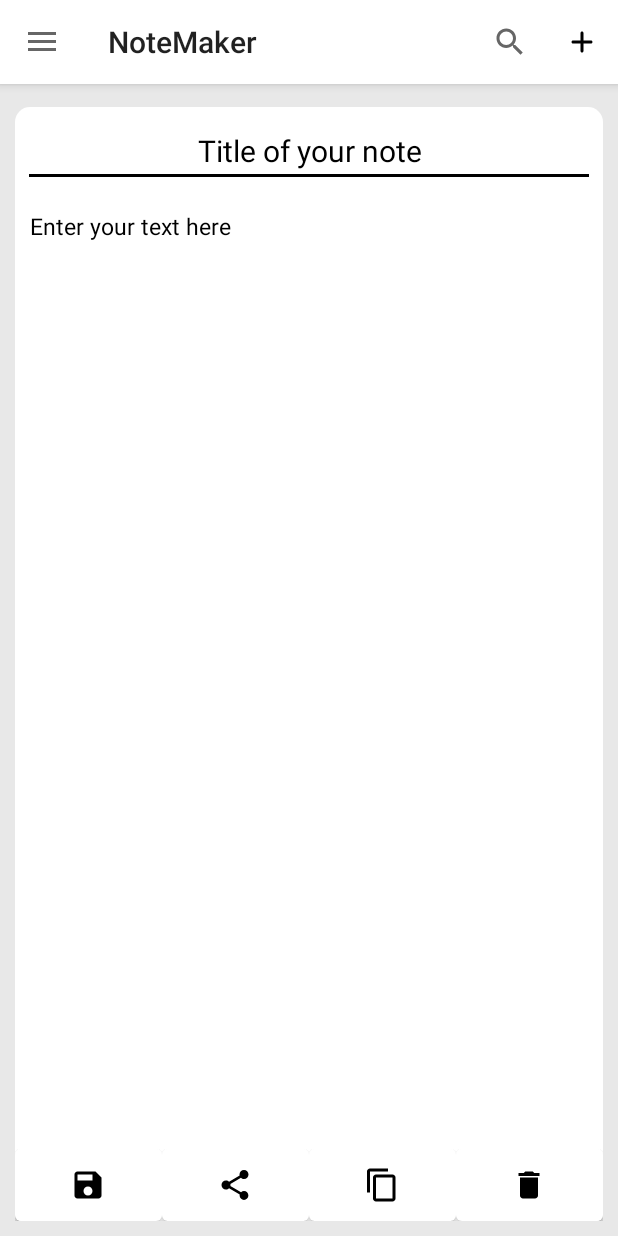
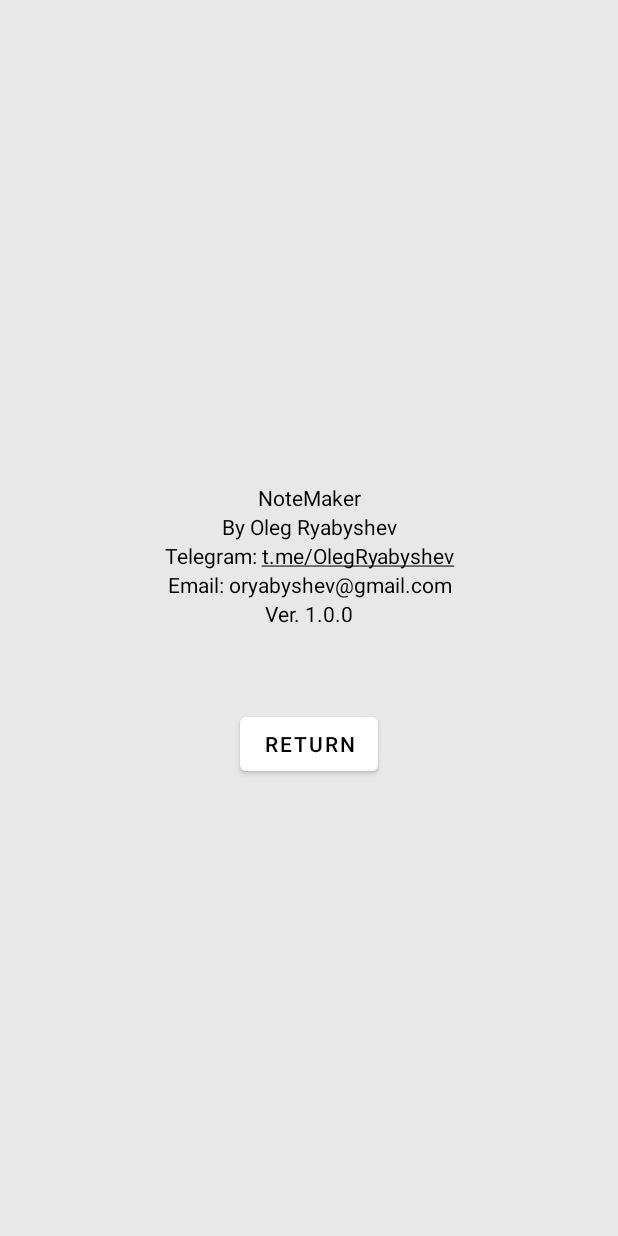
Before and after one commit to OlegRyabyshev/NoteMaker, an Android app: the fragment NoteEditor placed in its activity, in the side drawer, after a tap on "About", on a phone screen of 412 x 824 dp. Run offline under Robolectric (Android 15) with nearby library versions, the phone set to English and light mode, and no system bars.

Commit message:
New features

```diff
--- a/app/src/main/AndroidManifest.xml
+++ b/app/src/main/AndroidManifest.xml
@@ -16,6 +16,8 @@
                 <category android:name="android.intent.category.LAUNCHER" />
             </intent-filter>
         </activity>
+        <activity android:name=".AboutActivity"
+            android:label="@string/action_about"/>
     </application>
 
 </manifest>
--- /dev/null
+++ b/app/src/main/java/xyz/fcr/notemaker/AboutActivity.java
@@ -0,0 +1,39 @@
+package xyz.fcr.notemaker;
+
+import androidx.appcompat.app.AppCompatActivity;
+
+import android.annotation.SuppressLint;
+import android.content.Intent;
+import android.os.Bundle;
+import android.text.util.Linkify;
+import android.widget.Button;
+import android.widget.TextView;
+
+public class AboutActivity extends AppCompatActivity {
+
+    @SuppressLint("SetTextI18n")
+    @Override
+    protected void onCreate(Bundle savedInstanceState) {
+        super.onCreate(savedInstanceState);
+        setContentView(R.layout.activity_about);
+
+        TextView telegramView = findViewById(R.id.about_text_3);
+        telegramView.setText(getText(R.string.about_text_telegram) + " t.me/OlegRyabyshev");
+        Linkify.addLinks(telegramView, Linkify.WEB_URLS);
+
+        Button buttonReturn = findViewById(R.id.button_return);
+
+        buttonReturn.setOnClickListener((view) -> {
+            Intent intent = new Intent(AboutActivity.this, MainActivity.class);
+            intent.setFlags(Intent.FLAG_ACTIVITY_REORDER_TO_FRONT | Intent.FLAG_ACTIVITY_PREVIOUS_IS_TOP);
+            startActivity(intent);
+            finish();
+        });
+    }
+
+    @Override
+    public void onBackPressed() {
+        this.startActivity(new Intent(AboutActivity.this, MainActivity.class));
+        finish();
+    }
+}
--- a/app/src/main/java/xyz/fcr/notemaker/MainActivity.java
+++ b/app/src/main/java/xyz/fcr/notemaker/MainActivity.java
@@ -1,6 +1,7 @@
 package xyz.fcr.notemaker;
 
 import android.annotation.SuppressLint;
+import android.content.Intent;
 import android.content.res.Configuration;
 import android.os.Bundle;
 import android.view.MenuItem;
@@ -33,6 +34,7 @@ public class MainActivity extends AppCompatActivity implements NavigationView.On
     @Override
     protected void onCreate(Bundle savedInstanceState) {
         super.onCreate(savedInstanceState);
+
         setContentView(R.layout.activity_main);
 
         toolbar = findViewById(R.id.toolbar);
@@ -48,7 +50,7 @@ public class MainActivity extends AppCompatActivity implements NavigationView.On
         toggle.syncState();
 
         Bundle data = getIntent().getExtras();
-        if (data != null) {
+        if (data != null && data.containsKey("note_id")) {
             note = (Note) data.getSerializable("note_id");
             onlyEditor = true;
         }
@@ -57,7 +59,7 @@ public class MainActivity extends AppCompatActivity implements NavigationView.On
             startFragmentEditorInPortrait();
         } else {
             startFragmentList();
-            if (getResources().getConfiguration().orientation == 2) startFragmentEditor();
+            if (getResources().getConfiguration().orientation == 2 && note != null) startFragmentEditor();
         }
 
     }
@@ -131,8 +133,9 @@ public class MainActivity extends AppCompatActivity implements NavigationView.On
                 Toast.makeText(this, "Theme", Toast.LENGTH_SHORT).show();
                 break;
             case R.id.action_about:
-                Toast.makeText(this, "About", Toast.LENGTH_SHORT).show();
-                break;
+                Intent intent = new Intent(this, AboutActivity.class);
+                startActivity(intent);
+                return true;
         }
 
         drawer.closeDrawer(GravityCompat.START);
@@ -157,6 +160,8 @@ public class MainActivity extends AppCompatActivity implements NavigationView.On
 
     private void createANewNote() {
         saveCurrentNote();
+
+        note = new Note (getResources().getString(R.string.title), getResources().getString(R.string.content));
 
         if (orientationIsPortrait()) {
             startFragmentEditorInPortrait();
--- a/app/src/main/java/xyz/fcr/notemaker/fragment_classes/NoteEditor.java
+++ b/app/src/main/java/xyz/fcr/notemaker/fragment_classes/NoteEditor.java
@@ -1,6 +1,9 @@
 package xyz.fcr.notemaker.fragment_classes;
 
-import android.content.Intent;
+import android.content.ClipData;
+import android.content.ClipboardManager;
+import android.content.Context;
+import android.os.Build;
 import android.os.Bundle;
 import android.util.Log;
 import android.view.LayoutInflater;
@@ -9,6 +12,8 @@ import android.view.ViewGroup;
 import android.widget.TextView;
 import android.widget.Toast;
 
+import androidx.annotation.NonNull;
+import androidx.annotation.RequiresApi;
 import androidx.fragment.app.Fragment;
 
 import com.google.android.material.button.MaterialButton;
@@ -18,7 +23,14 @@ import java.util.Objects;
 import xyz.fcr.notemaker.object_classes.Note;
 import xyz.fcr.notemaker.R;
 
+import static xyz.fcr.notemaker.fragment_classes.NoteList.mAdapter;
+import static xyz.fcr.notemaker.fragment_classes.NoteList.mNoteArrayList;
+
 public class NoteEditor extends Fragment {
+
+    private Note note;
+    private TextView title;
+    private TextView content;
 
     public NoteEditor() {
 
@@ -27,7 +39,11 @@ public class NoteEditor extends Fragment {
     @Override
     public View onCreateView(LayoutInflater inflater, ViewGroup container,
                              Bundle savedInstanceState) {
+
         View view = inflater.inflate(R.layout.note_editor_fragment, container, false);
+
+        title = view.findViewById(R.id.note_editor_title);
+        content = view.findViewById(R.id.note_editor_content);
 
         MaterialButton button_share = view.findViewById(R.id.button_share);
         MaterialButton button_copy = view.findViewById(R.id.button_copy);
@@ -37,44 +53,98 @@ public class NoteEditor extends Fragment {
         button_share.setOnClickListener((v) ->
                 Toast.makeText(getContext(), "In development", Toast.LENGTH_SHORT).show());
 
-        button_copy.setOnClickListener((v) ->
+        button_copy.setOnClickListener((v) -> {
+            ClipboardManager clipboard = (ClipboardManager) requireActivity().getSystemService(Context.CLIPBOARD_SERVICE);
+            ClipData clip = ClipData.newPlainText("CopiedText", getTextFromNote());
+            clipboard.setPrimaryClip(clip);
+
+            Toast.makeText(getContext(), "Copied", Toast.LENGTH_SHORT).show();
+        });
 
 
-                Toast.makeText(getContext(), "Copied", Toast.LENGTH_SHORT).show());
+        button_save.setOnClickListener((v) -> {
+            saveData(note);
+            Toast.makeText(getContext(), "Saved", Toast.LENGTH_SHORT).show();
+        });
 
-        button_save.setOnClickListener((v) ->
-                Toast.makeText(getContext(), "In development", Toast.LENGTH_SHORT).show());
 
-        button_delete.setOnClickListener((v) ->
-                Toast.makeText(getContext(), "In development", Toast.LENGTH_SHORT).show());
+        button_delete.setOnClickListener((v) -> {
+            if (mNoteArrayList != null) {
+                for (int i = 0; i < mNoteArrayList.size(); i++) {
+                    if (note.getNoteID().equals(mNoteArrayList.get(i).getNoteID())) {
+                        mNoteArrayList.remove(i);
+                        break;
+                    }
+                }
+            }
+            Objects.requireNonNull(getActivity()).onBackPressed();
+        });
+
 
         Bundle bundle = getArguments();
-        Note note;
 
+        if (bundle != null) {
             if (bundle.containsKey("note_id")) {
                 note = (Note) bundle.getSerializable("note_id");
-            Log.d("NOTE_LOG", note.getNoteID());
-            displayNote(view, note.getNoteTitle(), note.getNoteContent());
-            saveData(note);
+                displayNote(note.getNoteTitle(), note.getNoteContent());
             } else {
-            displayNote(view, getResources().getString(R.string.title), getResources().getString(R.string.content));
+                displayNote(getResources().getString(R.string.title), getResources().getString(R.string.content));
             }
-
+        }
         return view;
     }
 
-    private void displayNote(View view, String noteTitle, String noteContent) {
-        TextView title = view.findViewById(R.id.note_editor_title);
-        TextView content = view.findViewById(R.id.note_editor_content);
+    @Override
+    public void onSaveInstanceState(@NonNull Bundle outState) {
+        super.onSaveInstanceState(outState);
+        outState.putSerializable("note_id", note);
+    }
 
+    private String getTextFromNote() {
+        String titleM = title.getText().toString();
+        String contentM = content.getText().toString();
+
+        String dot = ".";
+        if (!titleM.endsWith(dot)) titleM += dot;
+        if (!contentM.endsWith(dot)) contentM += dot;
+
+        return titleM + " " + contentM;
+    }
+
+    private void displayNote(String noteTitle, String noteContent) {
+        if (title.getText().toString().equals(getResources().getString(R.string.title))) {
+            title.setHint(noteTitle);
+        } else {
             title.setText(noteTitle);
+        }
+
+        if (content.getText().toString().equals(getResources().getString(R.string.content))) {
+            content.setHint(noteContent);
+        } else {
             content.setText(noteContent);
         }
+    }
 
-    private void saveData(Note note){
-        Bundle data = new Bundle();
-        data.putSerializable("note_id", note);
-        Intent intent = Objects.requireNonNull(getActivity()).getIntent();
-        intent.putExtras(data);
+    private void saveData(Note note) {
+        boolean noteAlreadyInsideArray = false;
+
+        for (int i = 0; i < mNoteArrayList.size(); i++) {
+            if (note.getNoteID().equals(mNoteArrayList.get(i).getNoteID())) {
+                noteAlreadyInsideArray = true;
+                mNoteArrayList.get(i).update(title.getText().toString(), content.getText().toString());
             }
         }
+
+        if (!noteAlreadyInsideArray) {
+            note.update(title.getText().toString(), content.getText().toString());
+            mNoteArrayList.add(note);
+        }
+
+        mAdapter.notifyDataSetChanged();
+
+//        Bundle data = new Bundle();
+//        data.putSerializable("note_id", note);
+//        Intent intent = Objects.requireNonNull(getActivity()).getIntent();
+//        intent.putExtras(data);
+    }
+}
--- a/app/src/main/java/xyz/fcr/notemaker/fragment_classes/NoteList.java
+++ b/app/src/main/java/xyz/fcr/notemaker/fragment_classes/NoteList.java
@@ -23,10 +23,10 @@ import xyz.fcr.notemaker.object_classes.NoteAdapter;
 
 public class NoteList extends Fragment {
 
-    private ArrayList<Note> mNoteArrayList;
+    public static ArrayList<Note> mNoteArrayList;
 
     private RecyclerView mRecyclerView;
-    private NoteAdapter mAdapter;
+    public static NoteAdapter mAdapter;
     private RecyclerView.LayoutManager mLayoutManager;
 
     public NoteList() {
@@ -34,19 +34,16 @@ public class NoteList extends Fragment {
     }
 
     @Override
-    public View onCreateView(LayoutInflater inflater, ViewGroup container, Bundle savedInstanceState) {
-        createNoteList();
+    public View onCreateView(@NonNull LayoutInflater inflater, ViewGroup container, Bundle savedInstanceState) {
+        if (mNoteArrayList == null) {
+            mNoteArrayList = new ArrayList<>();
+            mNoteArrayList.add(new Note("Welcome", "Your can edit this note"));
+        }
+
         View myView = inflater.inflate(R.layout.note_list_fragment, container, false);
         buildRecycleView(myView);
 
         return myView;
-    }
-
-    private void createNoteList() {
-        mNoteArrayList = new ArrayList<>();
-        mNoteArrayList.add(new Note(getResources().getString(R.string.note_title_1), getResources().getString(R.string.note_inside_1)));
-        mNoteArrayList.add(new Note(getResources().getString(R.string.note_title_2), getResources().getString(R.string.note_inside_2)));
-        mNoteArrayList.add(new Note(getResources().getString(R.string.note_title_3), getResources().getString(R.string.note_inside_3)));
     }
 
     private void buildRecycleView(View myView) {
--- a/app/src/main/java/xyz/fcr/notemaker/object_classes/NoteAdapter.java
+++ b/app/src/main/java/xyz/fcr/notemaker/object_classes/NoteAdapter.java
@@ -74,4 +74,10 @@ public class NoteAdapter extends RecyclerView.Adapter<NoteAdapter.NoteViewHolder
     public int getItemCount() {
         return mNoteList.size();
     }
+
+    public void updateData(ArrayList<Note> notes) {
+        notes.clear();
+        notes.addAll(notes);
+        notifyDataSetChanged();
+    }
 }
--- /dev/null
+++ b/app/src/main/res/layout/activity_about.xml
@@ -0,0 +1,79 @@
+<androidx.constraintlayout.widget.ConstraintLayout xmlns:android="http://schemas.android.com/apk/res/android"
+    xmlns:app="http://schemas.android.com/apk/res-auto"
+    xmlns:tools="http://schemas.android.com/tools"
+    android:layout_width="match_parent"
+    android:layout_height="match_parent"
+    android:background="@color/gray"
+    android:orientation="vertical">
+
+    <TextView
+        android:id="@+id/about_text_1"
+        android:layout_width="match_parent"
+        android:layout_height="wrap_content"
+        android:gravity="center_horizontal"
+        android:text="@string/about_text_name"
+        android:textColor="@color/secondary"
+        app:layout_constraintBottom_toBottomOf="parent"
+        app:layout_constraintTop_toTopOf="parent"
+        app:layout_constraintVertical_bias="0.4" />
+
+    <TextView
+        android:id="@+id/about_text_2"
+        android:layout_width="match_parent"
+        android:layout_height="wrap_content"
+        android:gravity="center_horizontal"
+        android:text="@string/about_text_dev_name"
+        android:textColor="@color/secondary"
+        app:layout_constraintBottom_toBottomOf="parent"
+        app:layout_constraintTop_toBottomOf="@+id/about_text_1"
+        app:layout_constraintVertical_bias="0.0" />
+
+    <TextView
+        android:id="@+id/about_text_3"
+        android:layout_width="match_parent"
+        android:layout_height="wrap_content"
+        android:autoLink="web"
+        android:gravity="center_horizontal"
+        android:text="@string/about_text_telegram"
+        android:textColor="@color/secondary"
+        app:layout_constraintBottom_toBottomOf="parent"
+        app:layout_constraintTop_toBottomOf="@id/about_text_2"
+        app:layout_constraintVertical_bias="0.0" />
+
+    <TextView
+        android:id="@+id/about_text_4"
+        android:layout_width="match_parent"
+        android:layout_height="wrap_content"
+        android:gravity="center_horizontal"
+        android:text="@string/about_text_email"
+        android:textColor="@color/secondary"
+        app:layout_constraintBottom_toBottomOf="parent"
+        app:layout_constraintTop_toBottomOf="@+id/about_text_3"
+        app:layout_constraintVertical_bias="0.0" />
+
+    <TextView
+        android:id="@+id/about_text_5"
+        android:layout_width="match_parent"
+        android:layout_height="wrap_content"
+        android:gravity="center_horizontal"
+        android:text="@string/about_text_version"
+        android:textColor="@color/secondary"
+        app:layout_constraintBottom_toBottomOf="parent"
+        app:layout_constraintTop_toBottomOf="@+id/about_text_4"
+        app:layout_constraintVertical_bias="0.0" />
+
+    <com.google.android.material.button.MaterialButton
+        android:id="@+id/button_return"
+        android:layout_width="wrap_content"
+        android:layout_height="wrap_content"
+        android:gravity="center"
+        android:text="@string/return_button"
+        android:textColor="@color/secondary"
+        app:layout_constraintBottom_toBottomOf="parent"
+        app:layout_constraintEnd_toEndOf="parent"
+        app:layout_constraintStart_toStartOf="parent"
+        app:layout_constraintTop_toBottomOf="@+id/about_text_5"
+        app:layout_constraintVertical_bias="0.15" />
+
+
+</androidx.constraintlayout.widget.ConstraintLayout>
--- a/app/src/main/res/layout/note_editor_fragment.xml
+++ b/app/src/main/res/layout/note_editor_fragment.xml
@@ -11,13 +11,14 @@
     android:layout_marginBottom="10dp"
     android:background="@drawable/rounded_view"
     android:orientation="vertical"
+    android:elevation="4dp"
     tools:context=".fragment_classes.NoteEditor">
 
     <EditText
         android:id="@+id/note_editor_title"
         android:layout_width="match_parent"
         android:layout_height="wrap_content"
-        android:layout_margin="5dp"
+        android:layout_margin="10dp"
         android:autofillHints=""
         android:gravity="center_horizontal"
         android:hint="@string/title"
@@ -43,6 +44,7 @@
     <LinearLayout
         android:layout_width="match_parent"
         android:layout_height="wrap_content"
+        android:layout_marginBottom="10dp"
         android:orientation="horizontal">
 
         <com.google.android.material.button.MaterialButton
--- a/app/src/main/res/layout/note_list_fragment.xml
+++ b/app/src/main/res/layout/note_list_fragment.xml
@@ -13,6 +13,7 @@
         android:layout_width="match_parent"
         android:layout_height="match_parent"
         android:scrollbars="vertical"
+        android:layout_marginBottom="10dp"
         tools:listitem="@layout/note_item"/>
 
 </LinearLayout>
--- a/app/src/main/res/values/strings.xml
+++ b/app/src/main/res/values/strings.xml
@@ -3,19 +3,6 @@
 
     <string name="title_of_note">Title of Note</string>
     <string name="open_a_note">Open a note</string>
-
-    <string name="note_title_1">GitHub</string>
-    <string name="note_inside_1">The easiest way to introduce yourself on GitHub is by
-            creating a README in a repository about you! You can start here</string>
-
-    <string name="note_title_2">Working with a team?</string>
-    <string name="note_inside_2">GitHub is built for collaboration. Set up an organization
-            to improve the way your team works together, and get access to more features.</string>
-
-    <string name="note_title_3">Improved container support</string>
-    <string name="note_inside_3">You can more easily share containers in your organization,
-            set granular access permissions, and anonymously access public container images.
-            Additionally, layers are shared between images across GitHub.</string>
 
     <string name="title">Title of your note</string>
     <string name="content">Enter your text here</string>
@@ -34,4 +21,12 @@
     <string name="save">Save</string>
     <string name="copy">Copy</string>
     <string name="share">Share</string>
+
+    <string name="action_about">About</string>
+    <string name="about_text_name" translatable="false">NoteMaker</string>
+    <string name="about_text_dev_name">By Oleg Ryabyshev</string>
+    <string name="about_text_telegram" translatable="false">Telegram: </string>
+    <string name="about_text_email" translatable="false">Email: oryabyshev@gmail.com</string>
+    <string name="about_text_version" translatable="false">Ver. 1.0.0</string>
+    <string name="return_button">Return</string>
 </resources>
```
Also changed, not shown: app/src/main/java/xyz/fcr/notemaker/object_classes/Note.java (+8 -2 lines), app/src/main/res/layout/note_item.xml (+5 -2 lines), 1 other file. Lines whose indentation alone changed are shown as unchanged.
